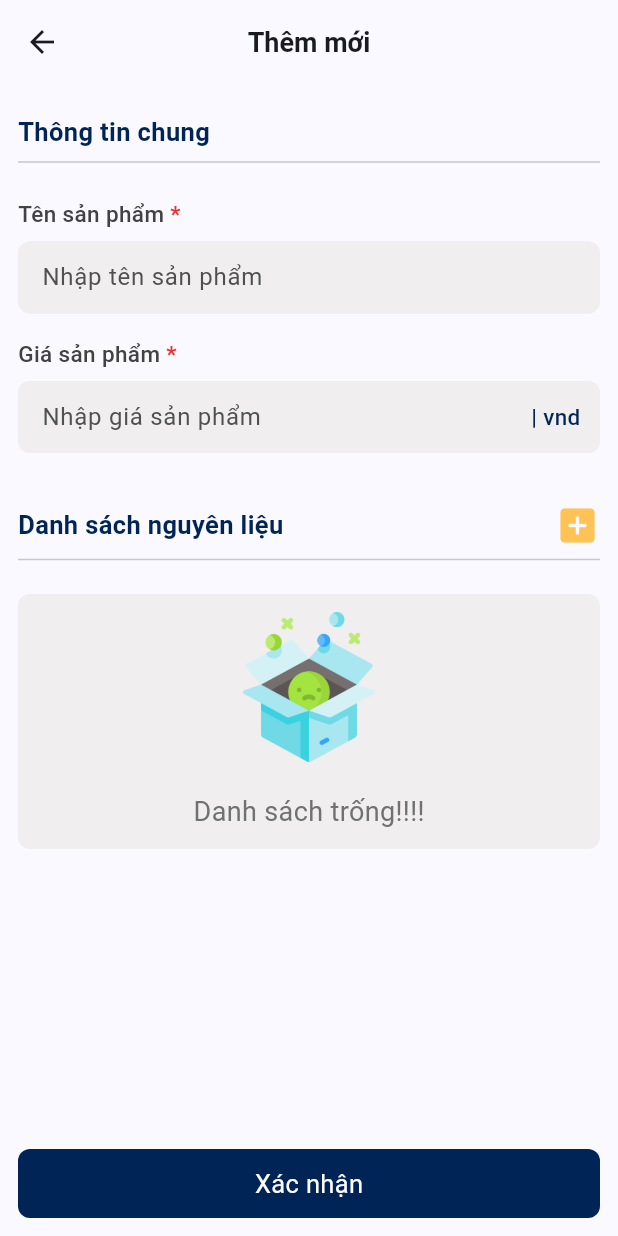
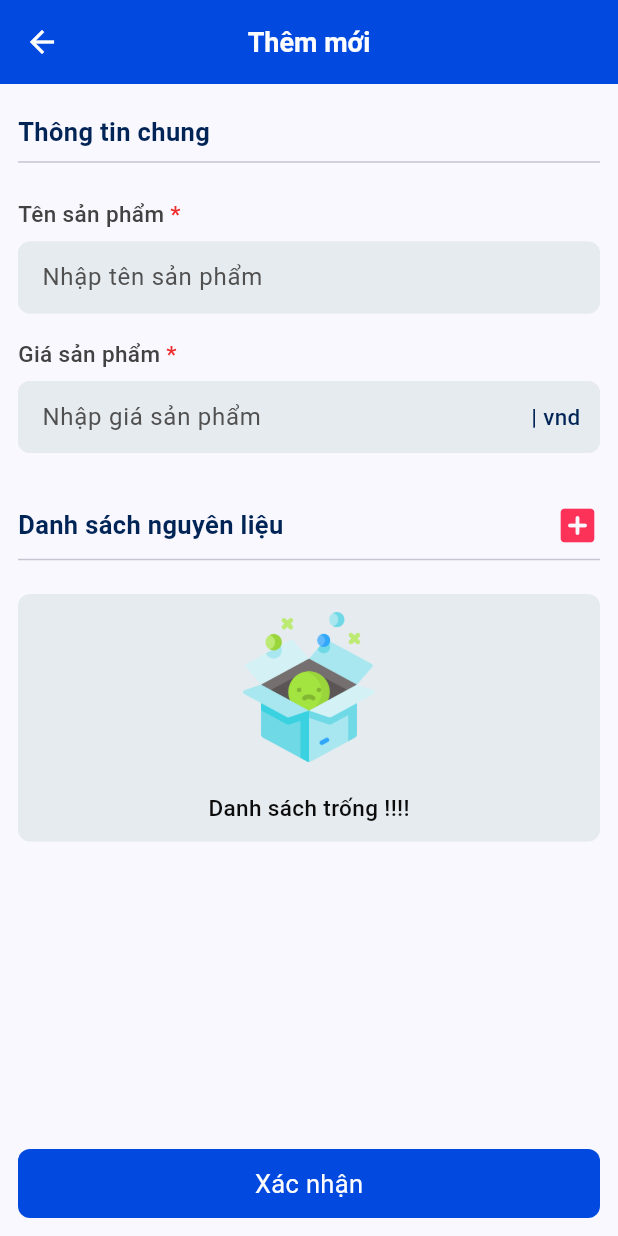
Before and after one commit to MinhQuang1711/Mercury-Mobile, a Flutter app: the CreateProductPage screen opened directly, on a phone screen of 412 x 824 dp. Run offline on Flutter 3.47's test engine with Material 3 defaults, Android fonts, the phone set to English and light mode, and no system bars; our stand-ins replace dio, flutter_bloc, freezed_annotation, get_it, go_router, searchfield and 1 more; accounts and stored records are empty; network calls fail.

Commit message:
Style: UI

```diff
--- a/lib/config/theme/color.dart
+++ b/lib/config/theme/color.dart
@@ -4,8 +4,8 @@ class AppColor {
   static const Color white = Color(0XFFFDFDFD);
   static const Color black = Color(0XFF0C0C0C);
 
-  static const Color grey1 = Color.fromARGB(255, 240, 238, 238);
-  static const Color grey2 = Color(0XFFDCE0E3);
+  static const Color grey1 = Color(0XFFFAFAFA);
+  static const Color grey2 = Color.fromARGB(255, 230, 235, 239);
   static const Color grey3 = Color(0XFFD7D7D7);
   static const Color grey4 = Color(0XFF717171);
   static const Color grey5 = Color(0XFF505050);
@@ -18,9 +18,10 @@ class AppColor {
   static const Color red = Color(0XFFED2E2E);
   static const Color redLight = Color(0XFFFCE8E8);
 
-  static const Color blue = Color(0XFF002456);
-  static const Color blueShade2 = Color(0XFF024ADF);
+  static const Color blueShade2 = Color(0XFF002456);
+  static const Color blue = Color(0XFF024ADF);
   static const Color blueShade3 = Color(0XFF0240BF);
 
+  static const Color pink = Color(0XFFFD3259);
   static const Color blueTint = Color(0XFF8EC7FF);
 }
--- a/lib/core/utils/extension/contetxt.dart
+++ b/lib/core/utils/extension/contetxt.dart
@@ -50,6 +50,8 @@ extension ContextEx on BuildContext {
     showDialog<String>(
       context: this,
       builder: (_) => Dialog(
+        surfaceTintColor: Colors.white,
+        backgroundColor: Colors.white,
         shape: RoundedRectangleBorder(
           borderRadius: AppContainerBorder.radius8,
         ),
@@ -68,6 +70,8 @@ extension ContextEx on BuildContext {
     return await showDialog<T>(
       context: this,
       builder: (_) => Dialog(
+        surfaceTintColor: Colors.white,
+        backgroundColor: Colors.white,
         shape: RoundedRectangleBorder(
           borderRadius: AppContainerBorder.radius8,
         ),
--- a/lib/feature/presentations/ui/ingredient/get/widget/card.dart
+++ b/lib/feature/presentations/ui/ingredient/get/widget/card.dart
@@ -40,7 +40,7 @@ class IngredientCard extends StatelessWidget {
       children: [
         Text(
           ingredient.name,
-          style: bodyBold.copyWith(color: AppColor.blue),
+          style: bodyBold.copyWith(color: AppColor.blueShade2),
         ),
         const SizedBox(height: 8),
         Text(
--- a/lib/feature/presentations/ui/sale_product/create/create.dart
+++ b/lib/feature/presentations/ui/sale_product/create/create.dart
@@ -1,5 +1,7 @@
 import 'package:flutter/material.dart';
 import 'package:flutter_bloc/flutter_bloc.dart';
+import 'package:go_router/go_router.dart';
+import 'package:mercury/config/theme/color.dart';
 import 'package:mercury/config/theme/text_style.dart';
 import 'package:mercury/core/utils/injection/get_it.dart';
 import 'package:mercury/feature/presentations/bloc/combo_box/cubit.dart';
@@ -39,7 +41,7 @@ class CreateProductPage extends StatelessWidget {
   @override
   Widget build(BuildContext context) {
     return Scaffold(
-      appBar: _appBar(),
+      appBar: _appBar(context),
       body: ProductCubitListen(
         child: AppStack(
           backgroundWidget: _formInput(),
@@ -64,12 +66,20 @@ class CreateProductPage extends StatelessWidget {
     );
   }
 
-  AppBar _appBar() {
+  AppBar _appBar(BuildContext context) {
     return AppBar(
       centerTitle: true,
+      leading: GestureDetector(
+        onTap: () => context.pop(),
+        child: const Icon(
+          Icons.arrow_back_sharp,
+          color: AppColor.white,
+        ),
+      ),
+      backgroundColor: AppColor.blue,
       title: Text(
         CreateScreen().getTitle(),
-        style: h6Bold,
+        style: h6Bold.copyWith(color: AppColor.white),
       ),
     );
   }
--- a/lib/feature/presentations/ui/sale_product/get/widget/card.dart
+++ b/lib/feature/presentations/ui/sale_product/get/widget/card.dart
@@ -56,7 +56,7 @@ class SaleProductCard extends StatelessWidget {
       children: [
         Text(
           product.name ?? "",
-          style: h6Bold.copyWith(color: AppColor.blue),
+          style: h6Bold.copyWith(color: AppColor.blueShade2),
         ),
         const Padding(
           padding: EdgeInsets.symmetric(horizontal: 10),
--- a/lib/feature/presentations/ui/sale_product/widget/detail_product_card.dart
+++ b/lib/feature/presentations/ui/sale_product/widget/detail_product_card.dart
@@ -17,6 +17,7 @@ class DetailProductCard extends StatelessWidget {
     final weight = comboBox.value ?? 0;
     final cost = comboBox.price ?? 0;
     return Container(
+      margin: const EdgeInsets.symmetric(vertical: 5),
       padding: AppPadding.padding12,
       decoration: BoxDecoration(
         color: AppColor.white,
@@ -74,7 +75,7 @@ class DetailProductCard extends StatelessWidget {
   Text _name() {
     return Text(
       comboBox.name ?? "",
-      style: bodyBold.copyWith(color: AppColor.blue),
+      style: bodyBold.copyWith(color: AppColor.blueShade2),
     );
   }
 }
--- a/lib/feature/presentations/ui/sale_product/widget/info_title.dart
+++ b/lib/feature/presentations/ui/sale_product/widget/info_title.dart
@@ -15,7 +15,7 @@ class ProductInfoTitle extends StatelessWidget {
         children: [
           Text(
             "Thông tin chung",
-            style: bodyBold.copyWith(color: AppColor.blue),
+            style: bodyBold.copyWith(color: AppColor.blueShade2),
           ),
           const Divider(),
         ],
--- a/lib/feature/presentations/ui/sale_product/widget/ingredient_list.dart
+++ b/lib/feature/presentations/ui/sale_product/widget/ingredient_list.dart
@@ -27,7 +27,7 @@ class TitleListIngredientOfProduct extends StatelessWidget {
       onTap: onTap,
       child: const Icon(
         Icons.add_box_rounded,
-        color: AppColor.yellow,
+        color: AppColor.pink,
         size: 30,
       ),
     );
@@ -37,7 +37,7 @@ class TitleListIngredientOfProduct extends StatelessWidget {
     return Expanded(
       child: Text(
         "Danh sách nguyên liệu",
-        style: bodyBold.copyWith(color: AppColor.blue),
+        style: bodyBold.copyWith(color: AppColor.blueShade2),
       ),
     );
   }
--- a/lib/feature/presentations/ui/sale_product/widget/listview.dart
+++ b/lib/feature/presentations/ui/sale_product/widget/listview.dart
@@ -25,7 +25,10 @@ class ListDetailProduct extends StatelessWidget {
   Column _listCard(ProductCubitState state) {
     return Column(
       children: state.dto.detailProducts!
-          .map((e) => DetailProductCard(comboBox: e))
+          .map((e) => DetailProductCard(
+                comboBox: e,
+                onTapRemove: (val) {},
+              ))
           .toList(),
     );
   }
@@ -35,7 +38,7 @@ class ListDetailProduct extends StatelessWidget {
       width: double.infinity,
       padding: AppPadding.padding12,
       decoration: BoxDecoration(
-        color: AppColor.grey1,
+        color: AppColor.grey2,
         borderRadius: AppContainerBorder.radius8,
       ),
       child: child,
--- a/lib/feature/presentations/ui/sale_product/widget/price_field.dart
+++ b/lib/feature/presentations/ui/sale_product/widget/price_field.dart
@@ -35,7 +35,7 @@ class ProductPriceField extends StatelessWidget {
         initValue: initValue,
         sufWidget: Text(
           "| vnd",
-          style: captionMedium.copyWith(color: AppColor.blue),
+          style: captionMedium.copyWith(color: AppColor.blueShade2),
         ),
         hintText: "Nhập giá sản phẩm",
         validator: Validator.doubleNotNull,
--- a/lib/feature/presentations/widget/empty_widget.dart
+++ b/lib/feature/presentations/widget/empty_widget.dart
@@ -27,8 +27,8 @@ class EmptyWidget extends StatelessWidget {
         ),
         const SizedBox(height: 20),
         Text(
-          "Danh sách trống!!!!",
-          style: h6Regular.copyWith(color: AppColor.grey4),
+          "Danh sách trống !!!!",
+          style: captionMedium.copyWith(color: AppColor.black),
         ),
         if (onTap != null)
           Container(
--- a/lib/feature/presentations/widget/textfield/textfield.dart
+++ b/lib/feature/presentations/widget/textfield/textfield.dart
@@ -153,7 +153,7 @@ class TextFieldProperties {
       disabledBorder: getBorder(null),
       contentPadding: contentPadding ?? AppPadding.padding12,
       enabledBorder: getBorder(borderColor),
-      fillColor: backgroundColor ?? AppColor.grey1,
+      fillColor: backgroundColor ?? AppColor.grey2,
       errorBorder: getBorder(borderColor ?? AppColor.red),
       focusedBorder: getBorder(borderColor ?? AppColor.blue),
       hintStyle: captionRegular.copyWith(color: AppColor.grey5, fontSize: 16),
@@ -163,7 +163,7 @@ class TextFieldProperties {
   static OutlineInputBorder getBorder(Color? color) {
     return OutlineInputBorder(
       borderRadius: BorderRadius.circular(8),
-      borderSide: BorderSide(width: 0.8, color: color ?? AppColor.grey1),
+      borderSide: BorderSide(width: 0.8, color: color ?? AppColor.grey2),
     );
   }
 }
```
